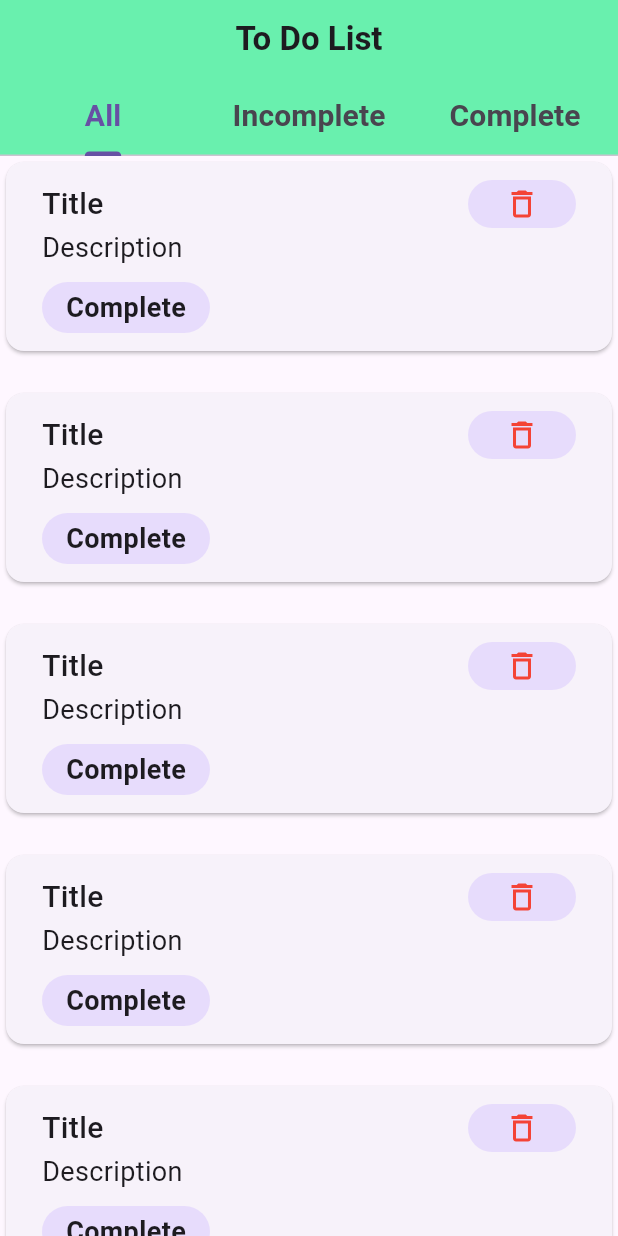
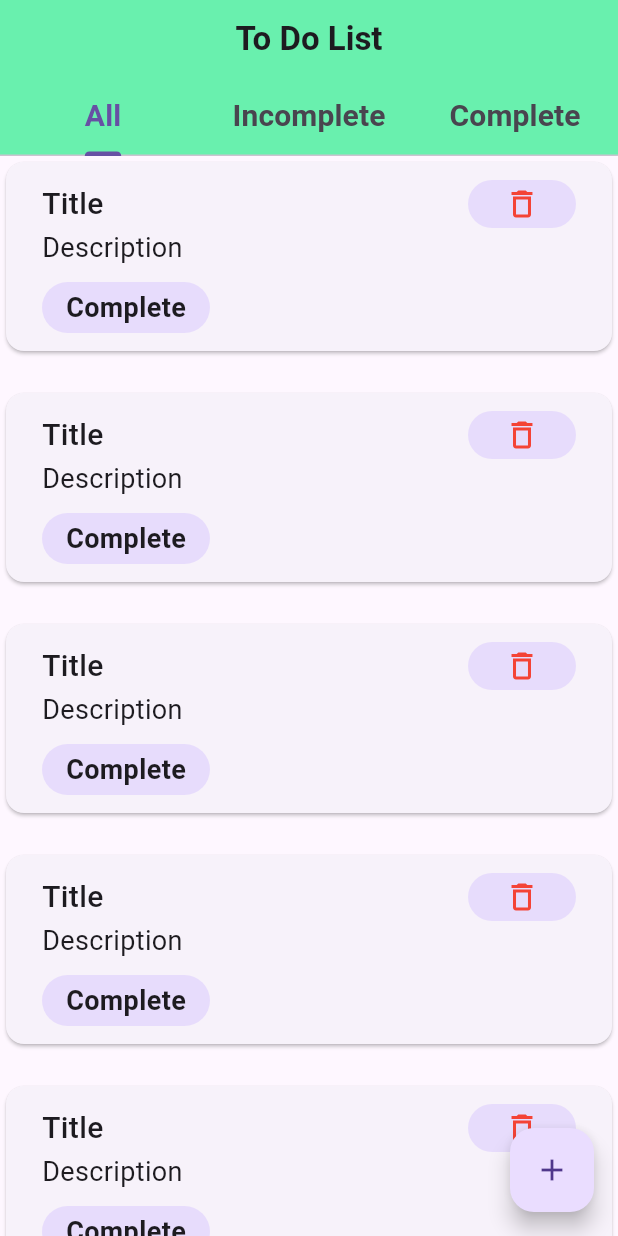
Before and after one commit to Weedanta/Study-Flutter-and-Dart, a Flutter app: the screen it shows after launch, on a phone screen of 412 x 824 dp. Run offline on Flutter 3.47's test engine with Material 3 defaults, Android fonts, the phone set to English and light mode, and no system bars.

Commit message:
Add: Add "Add and Update Page"

```diff
--- a/lib/pages/todo_list.dart
+++ b/lib/pages/todo_list.dart
@@ -1,4 +1,5 @@
 import 'package:flutter/material.dart';
+import 'package:study_flutter/pages/add_and_update_todo.dart';
 import 'package:study_flutter/pages/todo_screen.dart';
 
 class TodoList extends StatefulWidget {
@@ -32,12 +33,14 @@ class _TodoListState extends State<TodoList> {
             ),
           ),
           body:
-              TabBarView(
-                children:[
-                  TodoScreen(),
-                  TodoScreen(),
-                  TodoScreen()
-                ]),
+              TabBarView(children: [TodoScreen(), TodoScreen(), TodoScreen()]),
+          floatingActionButton: FloatingActionButton(
+            onPressed: () {
+              Navigator.push(context,
+                  MaterialPageRoute(builder: (context) => AddAndUpdateTodo()));
+            },
+            child: Icon(Icons.add),
+          ),
         ));
   }
 }
```
Also changed, not shown: lib/pages/add_and_update_todo.dart (added, +40 -0 lines).
